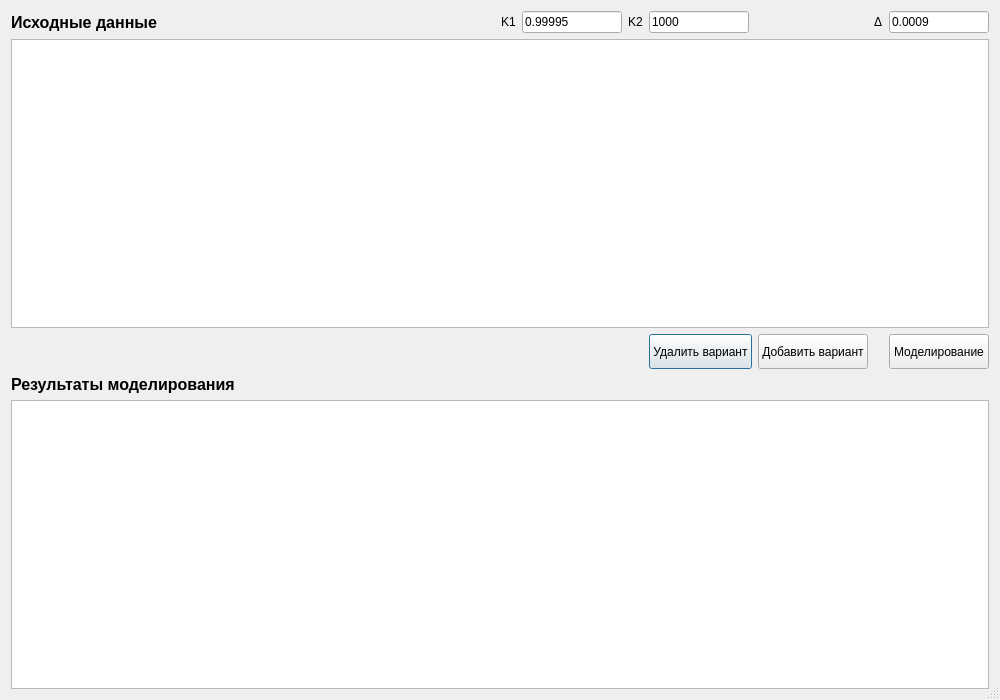
First picture: the form in analyticalmodel.ui, repository vadimlarionov/AnalyticalModelUpdate, before the edit.
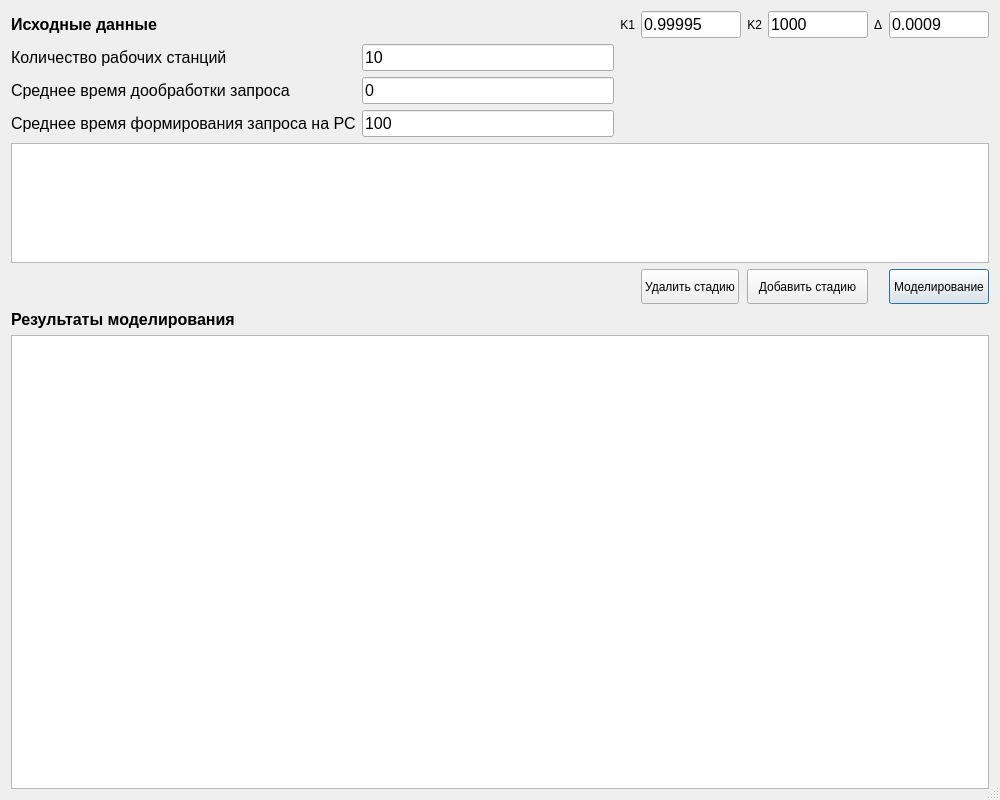
Second picture: the form after the edit. Icons and pictures are not drawn.

The edit to the form file:
```diff
--- a/analyticalmodel.ui
+++ b/analyticalmodel.ui
@@ -13,7 +13,7 @@
     <x>0</x>
     <y>0</y>
     <width>1000</width>
-    <height>700</height>
+    <height>800</height>
    </rect>
   </property>
   <property name="windowTitle">
@@ -32,14 +32,87 @@
   <layout class="QGridLayout" name="gridLayout_2">
    <item row="0" column="0">
     <layout class="QGridLayout" name="gridLayout">
-     <item row="1" column="0" colspan="8">
-      <widget class="QTableWidget" name="inputTableWidget">
+     <item row="0" column="5">
+      <widget class="QLineEdit" name="k2LineEdit">
+       <property name="maximumSize">
+        <size>
+         <width>100</width>
+         <height>16777215</height>
+        </size>
+       </property>
+       <property name="font">
+        <font>
+         <pointsize>12</pointsize>
+        </font>
+       </property>
+       <property name="text">
+        <string>1000</string>
+       </property>
+      </widget>
+     </item>
+     <item row="0" column="2">
+      <widget class="QLabel" name="label_3">
+       <property name="toolTip">
+        <string>&lt;html&gt;&lt;head/&gt;&lt;body&gt;&lt;p&gt;&lt;span style=&quot; font-size:12pt;&quot;&gt;При некорректном вводе используется значение по умолчанию, которое равно 0.99995&lt;/span&gt;&lt;/p&gt;&lt;/body&gt;&lt;/html&gt;</string>
+       </property>
+       <property name="text">
+        <string>K1</string>
+       </property>
+       <property name="alignment">
+        <set>Qt::AlignRight|Qt::AlignTrailing|Qt::AlignVCenter</set>
+       </property>
+      </widget>
+     </item>
+     <item row="2" column="0">
+      <widget class="QLabel" name="label_7">
+       <property name="font">
+        <font>
+         <pointsize>12</pointsize>
+        </font>
+       </property>
+       <property name="text">
+        <string>Среднее время дообработки запросa</string>
+       </property>
+      </widget>
+     </item>
+     <item row="0" column="4">
+      <widget class="QLabel" name="label_4">
+       <property name="toolTip">
+        <string>&lt;html&gt;&lt;head/&gt;&lt;body&gt;&lt;p&gt;&lt;span style=&quot; font-size:12pt;&quot;&gt;При некорректном вводе используется значение по умолчанию, которое равно 1000&lt;/span&gt;&lt;/p&gt;&lt;/body&gt;&lt;/html&gt;</string>
+       </property>
+       <property name="layoutDirection">
+        <enum>Qt::RightToLeft</enum>
+       </property>
+       <property name="text">
+        <string>K2</string>
+       </property>
+       <property name="alignment">
+        <set>Qt::AlignRight|Qt::AlignTrailing|Qt::AlignVCenter</set>
+       </property>
+      </widget>
+     </item>
+     <item row="7" column="0" colspan="8">
+      <widget class="QTableWidget" name="outputTableWidget">
        <property name="editTriggers">
-        <set>QAbstractItemView::AnyKeyPressed|QAbstractItemView::DoubleClicked|QAbstractItemView::EditKeyPressed|QAbstractItemView::SelectedClicked</set>
+        <set>QAbstractItemView::NoEditTriggers</set>
        </property>
       </widget>
      </item>
-     <item row="3" column="0">
+     <item row="0" column="0">
+      <widget class="QLabel" name="label">
+       <property name="font">
+        <font>
+         <pointsize>12</pointsize>
+         <weight>75</weight>
+         <bold>true</bold>
+        </font>
+       </property>
+       <property name="text">
+        <string>Исходные данные</string>
+       </property>
+      </widget>
+     </item>
+     <item row="6" column="0">
       <widget class="QLabel" name="label_2">
        <property name="font">
         <font>
@@ -53,26 +126,7 @@
        </property>
       </widget>
      </item>
-     <item row="2" column="4">
-      <widget class="QPushButton" name="deleteVariantButton">
-       <property name="sizePolicy">
-        <sizepolicy hsizetype="Fixed" vsizetype="Fixed">
-         <horstretch>0</horstretch>
-         <verstretch>0</verstretch>
-        </sizepolicy>
-       </property>
-       <property name="minimumSize">
-        <size>
-         <width>0</width>
-         <height>35</height>
-        </size>
-       </property>
-       <property name="text">
-        <string>Удалить вариант</string>
-       </property>
-      </widget>
-     </item>
-     <item row="2" column="7">
+     <item row="5" column="7">
       <widget class="QPushButton" name="calculateButton">
        <property name="minimumSize">
         <size>
@@ -88,7 +142,7 @@
        </property>
       </widget>
      </item>
-     <item row="2" column="5">
+     <item row="5" column="4" colspan="2">
       <widget class="QPushButton" name="addVariantButton">
        <property name="minimumSize">
         <size>
@@ -97,64 +151,19 @@
         </size>
        </property>
        <property name="text">
-        <string>Добавить вариант</string>
+        <string>Добавить стадию</string>
        </property>
       </widget>
      </item>
-     <item row="0" column="0">
-      <widget class="QLabel" name="label">
+     <item row="1" column="1">
+      <widget class="QLineEdit" name="nLineEdit">
        <property name="font">
         <font>
          <pointsize>12</pointsize>
-         <weight>75</weight>
-         <bold>true</bold>
         </font>
        </property>
        <property name="text">
-        <string>Исходные данные</string>
-       </property>
-      </widget>
-     </item>
-     <item row="4" column="0" colspan="8">
-      <widget class="QTableWidget" name="outputTableWidget">
-       <property name="editTriggers">
-        <set>QAbstractItemView::NoEditTriggers</set>
-       </property>
-      </widget>
-     </item>
-     <item row="0" column="1">
-      <widget class="QLabel" name="label_3">
-       <property name="toolTip">
-        <string>&lt;html&gt;&lt;head/&gt;&lt;body&gt;&lt;p&gt;&lt;span style=&quot; font-size:12pt;&quot;&gt;При некорректном вводе используется значение по умолчанию, которое равно 0.99995&lt;/span&gt;&lt;/p&gt;&lt;/body&gt;&lt;/html&gt;</string>
-       </property>
-       <property name="text">
-        <string>K1</string>
-       </property>
-      </widget>
-     </item>
-     <item row="0" column="2">
-      <widget class="QLineEdit" name="k1LineEdit">
-       <property name="maximumSize">
-        <size>
-         <width>100</width>
-         <height>16777215</height>
-        </size>
-       </property>
-       <property name="toolTip">
-        <string>&lt;html&gt;&lt;head/&gt;&lt;body&gt;&lt;p&gt;&lt;span style=&quot; font-size:12pt;&quot;&gt;При некорректном вводе используется значение по умолчанию = 0.99995&lt;/span&gt;&lt;/p&gt;&lt;/body&gt;&lt;/html&gt;</string>
-       </property>
-       <property name="text">
-        <string>0.99995</string>
-       </property>
-      </widget>
-     </item>
-     <item row="0" column="6">
-      <widget class="QLabel" name="label_5">
-       <property name="toolTip">
-        <string>&lt;html&gt;&lt;head/&gt;&lt;body&gt;&lt;p&gt;&lt;span style=&quot; font-size:12pt;&quot;&gt;При некорректном вводе используется значение по умолчанию, которое равно 0.0009&lt;/span&gt;&lt;/p&gt;&lt;/body&gt;&lt;/html&gt;</string>
-       </property>
-       <property name="text">
-        <string>Δ</string>
+        <string>10</string>
        </property>
       </widget>
      </item>
@@ -166,25 +175,87 @@
          <height>16777215</height>
         </size>
        </property>
+       <property name="font">
+        <font>
+         <pointsize>12</pointsize>
+        </font>
+       </property>
        <property name="text">
         <string>0.0009</string>
        </property>
       </widget>
      </item>
+     <item row="1" column="0">
+      <widget class="QLabel" name="label_6">
+       <property name="font">
+        <font>
+         <pointsize>12</pointsize>
+        </font>
+       </property>
+       <property name="text">
+        <string>Количество рабочих станций</string>
+       </property>
+      </widget>
+     </item>
      <item row="0" column="3">
-      <widget class="QLabel" name="label_4">
+      <widget class="QLineEdit" name="k1LineEdit">
+       <property name="minimumSize">
+        <size>
+         <width>100</width>
+         <height>0</height>
+        </size>
+       </property>
+       <property name="maximumSize">
+        <size>
+         <width>100</width>
+         <height>16777215</height>
+        </size>
+       </property>
+       <property name="font">
+        <font>
+         <pointsize>12</pointsize>
+        </font>
+       </property>
        <property name="toolTip">
-        <string>&lt;html&gt;&lt;head/&gt;&lt;body&gt;&lt;p&gt;&lt;span style=&quot; font-size:12pt;&quot;&gt;При некорректном вводе используется значение по умолчанию, которое равно 1000&lt;/span&gt;&lt;/p&gt;&lt;/body&gt;&lt;/html&gt;</string>
+        <string>&lt;html&gt;&lt;head/&gt;&lt;body&gt;&lt;p&gt;&lt;span style=&quot; font-size:12pt;&quot;&gt;При некорректном вводе используется значение по умолчанию = 0.99995&lt;/span&gt;&lt;/p&gt;&lt;/body&gt;&lt;/html&gt;</string>
        </property>
-       <property name="layoutDirection">
-        <enum>Qt::RightToLeft</enum>
+       <property name="text">
+        <string>0.99995</string>
        </property>
+      </widget>
+     </item>
+     <item row="5" column="3">
+      <widget class="QPushButton" name="deleteVariantButton">
+       <property name="sizePolicy">
+        <sizepolicy hsizetype="Fixed" vsizetype="Fixed">
+         <horstretch>0</horstretch>
+         <verstretch>0</verstretch>
+        </sizepolicy>
+       </property>
+       <property name="minimumSize">
+        <size>
+         <width>0</width>
+         <height>35</height>
+        </size>
+       </property>
        <property name="text">
-        <string>K2</string>
+        <string>Удалить стадию</string>
        </property>
       </widget>
      </item>
-     <item row="2" column="0">
+     <item row="2" column="1">
+      <widget class="QLineEdit" name="toLineEdit">
+       <property name="font">
+        <font>
+         <pointsize>12</pointsize>
+        </font>
+       </property>
+       <property name="text">
+        <string>0</string>
+       </property>
+      </widget>
+     </item>
+     <item row="5" column="0">
       <spacer name="horizontalSpacer">
        <property name="orientation">
         <enum>Qt::Horizontal</enum>
@@ -197,16 +268,56 @@
        </property>
       </spacer>
      </item>
-     <item row="0" column="4">
-      <widget class="QLineEdit" name="k2LineEdit">
+     <item row="0" column="6">
+      <widget class="QLabel" name="label_5">
+       <property name="toolTip">
+        <string>&lt;html&gt;&lt;head/&gt;&lt;body&gt;&lt;p&gt;&lt;span style=&quot; font-size:12pt;&quot;&gt;При некорректном вводе используется значение по умолчанию, которое равно 0.0009&lt;/span&gt;&lt;/p&gt;&lt;/body&gt;&lt;/html&gt;</string>
+       </property>
+       <property name="text">
+        <string>Δ</string>
+       </property>
+      </widget>
+     </item>
+     <item row="3" column="0">
+      <widget class="QLabel" name="label_8">
+       <property name="font">
+        <font>
+         <pointsize>12</pointsize>
+        </font>
+       </property>
+       <property name="text">
+        <string>Среднее время формирования запроса на РС</string>
+       </property>
+      </widget>
+     </item>
+     <item row="3" column="1">
+      <widget class="QLineEdit" name="tpLineEdit">
+       <property name="font">
+        <font>
+         <pointsize>12</pointsize>
+        </font>
+       </property>
+       <property name="text">
+        <string>100</string>
+       </property>
+      </widget>
+     </item>
+     <item row="4" column="0" colspan="8">
+      <widget class="QTableWidget" name="inputTableWidget">
+       <property name="sizePolicy">
+        <sizepolicy hsizetype="Minimum" vsizetype="Expanding">
+         <horstretch>0</horstretch>
+         <verstretch>0</verstretch>
+        </sizepolicy>
+       </property>
        <property name="maximumSize">
         <size>
-         <width>100</width>
-         <height>16777215</height>
+         <width>16777215</width>
+         <height>120</height>
         </size>
        </property>
-       <property name="text">
-        <string>1000</string>
+       <property name="editTriggers">
+        <set>QAbstractItemView::AnyKeyPressed|QAbstractItemView::DoubleClicked|QAbstractItemView::EditKeyPressed|QAbstractItemView::SelectedClicked</set>
        </property>
       </widget>
      </item>
```
Left out of the diff: 2 changed lines with no effect on the pictures.
